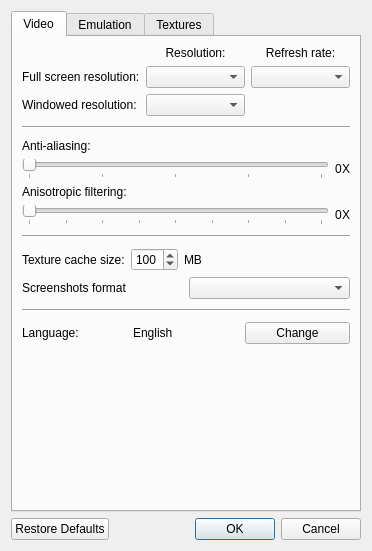
First picture: the form in GLidenUI/configDialog.ui, repository gonetz/GLideN64, before the edit.
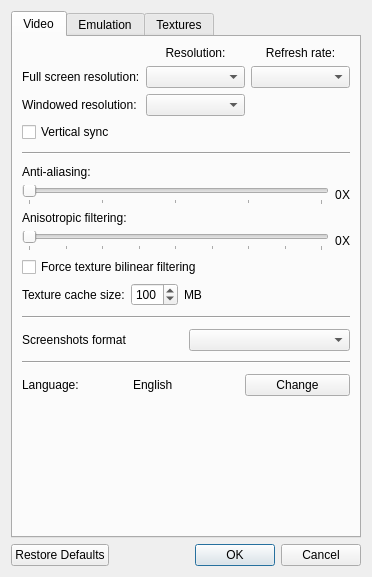
Second picture: the form after the edit.

Commit message: Implement GUI settings save/load.

Diff of the .ui file:
```diff
--- a/GLidenUI/configDialog.ui
+++ b/GLidenUI/configDialog.ui
@@ -10,7 +10,7 @@
     <x>0</x>
     <y>0</y>
     <width>372</width>
-    <height>511</height>
+    <height>534</height>
    </rect>
   </property>
   <property name="sizePolicy">
@@ -20,7 +20,7 @@
    </sizepolicy>
   </property>
   <property name="windowTitle">
-   <string>Dialog</string>
+   <string>GLideN64 settings</string>
   </property>
   <property name="modal">
    <bool>true</bool>
@@ -99,6 +99,13 @@
            </item>
           </layout>
          </item>
+         <item>
+          <widget class="QCheckBox" name="verticalSyncCheckBox">
+           <property name="text">
+            <string>Vertical sync</string>
+           </property>
+          </widget>
+         </item>
          <item>
           <spacer name="verticalSpacer">
            <property name="orientation">
@@ -210,7 +217,7 @@
              <item>
               <layout class="QHBoxLayout" name="horizontalLayout_5">
                <item>
-                <widget class="QSlider" name="horizontalSlider_2">
+                <widget class="QSlider" name="anisotropicSlider">
                  <property name="maximum">
                   <number>16</number>
                  </property>
@@ -259,44 +266,15 @@
           </layout>
          </item>
          <item>
-          <spacer name="verticalSpacer_4">
-           <property name="orientation">
-            <enum>Qt::Vertical</enum>
+          <widget class="QCheckBox" name="forceBilinearCheckBox">
+           <property name="toolTip">
+            <string>&lt;html&gt;&lt;head/&gt;&lt;body&gt;&lt;p&gt;&lt;span style=&quot; font-weight:600;&quot;&gt;Bilinear filtering:&lt;/span&gt;&lt;/p&gt;&lt;p&gt;Off - filter exactly how the N64 specifies.&lt;br/&gt;On - apply bilinear filtering to all textures to make them appear more smooth.&lt;/p&gt;&lt;p&gt;[Recommended: &lt;span style=&quot; font-style:italic;&quot;&gt;off&lt;/span&gt;]&lt;/p&gt;&lt;/body&gt;&lt;/html&gt;</string>
            </property>
-           <property name="sizeType">
-            <enum>QSizePolicy::Fixed</enum>
-           </property>
-           <property name="sizeHint" stdset="0">
-            <size>
-             <width>20</width>
-             <height>4</height>
-            </size>
-           </property>
-          </spacer>
-         </item>
-         <item>
-          <widget class="Line" name="line">
-           <property name="orientation">
-            <enum>Qt::Horizontal</enum>
+           <property name="text">
+            <string>Force texture bilinear filtering</string>
            </property>
           </widget>
          </item>
-         <item>
-          <spacer name="verticalSpacer_3">
-           <property name="orientation">
-            <enum>Qt::Vertical</enum>
-           </property>
-           <property name="sizeType">
-            <enum>QSizePolicy::Fixed</enum>
-           </property>
-           <property name="sizeHint" stdset="0">
-            <size>
-             <width>20</width>
-             <height>4</height>
-            </size>
-           </property>
-          </spacer>
-         </item>
          <item>
           <layout class="QHBoxLayout" name="horizontalLayout">
            <item>
@@ -340,6 +318,45 @@
            </item>
           </layout>
          </item>
+         <item>
+          <spacer name="verticalSpacer_4">
+           <property name="orientation">
+            <enum>Qt::Vertical</enum>
+           </property>
+           <property name="sizeType">
+            <enum>QSizePolicy::Fixed</enum>
+           </property>
+           <property name="sizeHint" stdset="0">
+            <size>
+             <width>20</width>
+             <height>4</height>
+            </size>
+           </property>
+          </spacer>
+         </item>
+         <item>
+          <widget class="Line" name="line">
+           <property name="orientation">
+            <enum>Qt::Horizontal</enum>
+           </property>
+          </widget>
+         </item>
+         <item>
+          <spacer name="verticalSpacer_3">
+           <property name="orientation">
+            <enum>Qt::Vertical</enum>
+           </property>
+           <property name="sizeType">
+            <enum>QSizePolicy::Fixed</enum>
+           </property>
+           <property name="sizeHint" stdset="0">
+            <size>
+             <width>20</width>
+             <height>4</height>
+            </size>
+           </property>
+          </spacer>
+         </item>
          <item>
           <layout class="QHBoxLayout" name="horizontalLayout_13">
            <item>
@@ -353,7 +370,7 @@
             </widget>
            </item>
            <item>
-            <widget class="QComboBox" name="comboBox">
+            <widget class="QComboBox" name="screenshotFormatComboBox">
              <property name="toolTip">
               <string>&lt;html&gt;&lt;head/&gt;&lt;body&gt;&lt;p&gt;Select a format, in which screen shots will be saved&lt;/p&gt;&lt;/body&gt;&lt;/html&gt;</string>
              </property>
@@ -485,16 +502,6 @@
             </property>
            </widget>
           </item>
-          <item>
-           <widget class="QCheckBox" name="forceBilinearCheckBox">
-            <property name="toolTip">
-             <string>&lt;html&gt;&lt;head/&gt;&lt;body&gt;&lt;p&gt;&lt;span style=&quot; font-weight:600;&quot;&gt;Bilinear filtering:&lt;/span&gt;&lt;/p&gt;&lt;p&gt;Off - filter exactly how the N64 specifies.&lt;br/&gt;On - apply bilinear filtering to all textures to make them appear more smooth.&lt;/p&gt;&lt;p&gt;[Recommended: &lt;span style=&quot; font-style:italic;&quot;&gt;off&lt;/span&gt;]&lt;/p&gt;&lt;/body&gt;&lt;/html&gt;</string>
-            </property>
-            <property name="text">
-             <string>Force bilinear filtering</string>
-            </property>
-           </widget>
-          </item>
           <item>
            <widget class="QCheckBox" name="enableHWLightingCheckBox">
             <property name="text">
@@ -555,7 +562,7 @@
            </widget>
           </item>
           <item>
-           <widget class="QCheckBox" name="n64DepthComparecheckBox">
+           <widget class="QCheckBox" name="n64DepthCompareCheckBox">
             <property name="toolTip">
              <string>&lt;html&gt;&lt;head/&gt;&lt;body&gt;&lt;p&gt;Use shadres to emulate N64 depth compare modes. &lt;span style=&quot; font-weight:600;&quot;&gt;Experimantal!&lt;/span&gt;&lt;/p&gt;&lt;/body&gt;&lt;/html&gt;</string>
             </property>
@@ -697,7 +704,7 @@
              </widget>
             </item>
             <item>
-             <widget class="QSpinBox" name="spinBox">
+             <widget class="QSpinBox" name="textureFilterCacheSpinBox">
               <property name="sizePolicy">
                <sizepolicy hsizetype="Fixed" vsizetype="Fixed">
                 <horstretch>0</horstretch>
@@ -729,6 +736,16 @@
           </item>
           <item>
            <layout class="QVBoxLayout" name="verticalLayout_12">
+            <item>
+             <widget class="QCheckBox" name="filterForce16bppCheckBox">
+              <property name="toolTip">
+               <string>&lt;html&gt;&lt;head/&gt;&lt;body&gt;&lt;p&gt;&lt;span style=&quot; font-weight:600;&quot;&gt;Force 16bpp textures:&lt;/span&gt;&lt;/p&gt;&lt;p&gt;The color of the textures will be reduced to 16bpp.This is space saver and performance enhancer. This halves the space used on the texture cache and the GFX hardware's texture RAM. Color reduction is done so that the original quality is preserved as much as possible. Depending on the texture, this usually is hardly noticeable. Sometimes though, it can be: skies are a good example.&lt;/p&gt;&lt;p&gt;[Recommended: &lt;span style=&quot; font-style:italic;&quot;&gt;off&lt;/span&gt;]&lt;/p&gt;&lt;/body&gt;&lt;/html&gt;</string>
+              </property>
+              <property name="text">
+               <string>Force 16bpp textures</string>
+              </property>
+             </widget>
+            </item>
             <item>
              <widget class="QCheckBox" name="ignoreBackgroundsCheckBox">
               <property name="toolTip">
@@ -764,7 +781,7 @@
          </property>
          <layout class="QVBoxLayout" name="verticalLayout_14">
           <item>
-           <widget class="QCheckBox" name="force16bppCheckBox">
+           <widget class="QCheckBox" name="hiresForce16bppCheckBox">
             <property name="toolTip">
              <string>&lt;html&gt;&lt;head/&gt;&lt;body&gt;&lt;p&gt;&lt;span style=&quot; font-weight:600;&quot;&gt;Force 16bpp textures:&lt;/span&gt;&lt;/p&gt;&lt;p&gt;The color of the textures will be reduced to 16bpp.This is space saver and performance enhancer. This halves the space used on the texture cache and the GFX hardware's texture RAM. Color reduction is done so that the original quality is preserved as much as possible. Depending on the texture, this usually is hardly noticeable. Sometimes though, it can be: skies are a good example.&lt;/p&gt;&lt;p&gt;[Recommended: &lt;span style=&quot; font-style:italic;&quot;&gt;off&lt;/span&gt;]&lt;/p&gt;&lt;/body&gt;&lt;/html&gt;</string>
             </property>
@@ -794,7 +811,7 @@
            </widget>
           </item>
           <item>
-           <widget class="QCheckBox" name="alterbativeCRCCheckBox">
+           <widget class="QCheckBox" name="alternativeCRCCheckBox">
             <property name="toolTip">
              <string>&lt;html&gt;&lt;head/&gt;&lt;body&gt;&lt;p&gt;Alternative CRC calculation:&lt;/p&gt;&lt;p&gt;This option enables emulation of a palette CRC calculation bug in RiceVideo.If some textures are not loaded, try to set this option on/off.&lt;/p&gt;&lt;p&gt;[Recommended: &lt;span style=&quot; font-style:italic;&quot;&gt;mostly off, on for really old packs&lt;/span&gt;]&lt;/p&gt;&lt;/body&gt;&lt;/html&gt;</string>
             </property>
@@ -804,7 +821,7 @@
            </widget>
           </item>
           <item>
-           <widget class="QCheckBox" name="checkBox_8">
+           <widget class="QCheckBox" name="textureDumpCheckBox">
             <property name="toolTip">
              <string>&lt;html&gt;&lt;head/&gt;&lt;body&gt;&lt;p&gt;&lt;span style=&quot; font-weight:600;&quot;&gt;Texture dumping mode:&lt;/span&gt;&lt;/p&gt;&lt;p&gt;In this mode, you have that ability to dump textures on screen to the appropriate folder. You can also reload textures while the game is running to see how they look instantly - big time saver!&lt;/p&gt;&lt;p&gt;Hotkeys: &lt;span style=&quot; font-weight:600;&quot;&gt;R&lt;/span&gt; reloads hires textures from the texture pack - &lt;span style=&quot; font-weight:600;&quot;&gt;D&lt;/span&gt; toggles texture dumps on/off.&lt;/p&gt;&lt;/body&gt;&lt;/html&gt;</string>
             </property>
```
Left out of the diff: 26 changed lines with no effect on the pictures. The commit also changes 7 other files.
